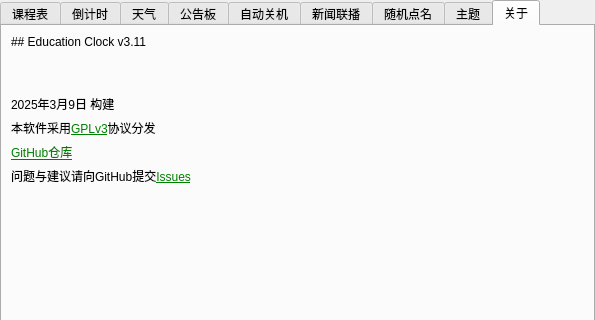
Before: the Qt Designer form ui/setting.ui in Return-Log/Education-Clock, drawn with Qt 5; both pictures show x 0 to 595 and y 0 to 320 of the 595 by 630 pixel window.
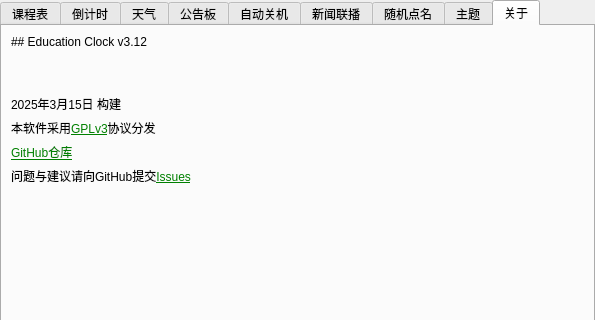
After: the same form once the commit is applied. Icons and pictures are not drawn.

Diff of the .ui file:
```diff
--- a/ui/setting.ui
+++ b/ui/setting.ui
@@ -759,7 +759,7 @@
        <item row="0" column="1" colspan="3">
         <widget class="QLabel" name="label_32">
          <property name="text">
-          <string>## Education Clock v3.11</string>
+          <string>## Education Clock v3.12</string>
          </property>
          <property name="textFormat">
           <enum>Qt::MarkdownText</enum>
@@ -841,7 +841,7 @@
        <item row="2" column="1" colspan="3">
         <widget class="QLabel" name="label_33">
          <property name="text">
-          <string>2025年3月9日 构建</string>
+          <string>2025年3月15日 构建</string>
          </property>
         </widget>
        </item>
```
